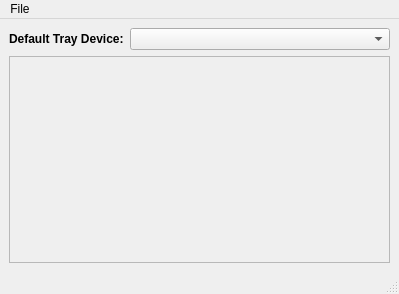
Qt form src-qt4/pc-mixer/MixerGUI.ui (trueos/pcbsd) before a commit.
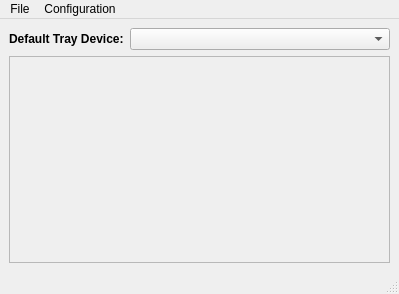
The same form after that commit. Icons and pictures are not drawn.

Commit message: Add new options to the pc-mixer GUI: Links to run pc-soundconfig, pavucontrol, paprefs. Also add some icons.

The edit to the form file:
```diff
--- a/src-qt4/pc-mixer/MixerGUI.ui
+++ b/src-qt4/pc-mixer/MixerGUI.ui
@@ -71,7 +71,17 @@
     <addaction name="separator"/>
     <addaction name="actionClose_Mixer_and_Tray"/>
    </widget>
+   <widget class="QMenu" name="menuConfiguration">
+    <property name="title">
+     <string>Configuration</string>
+    </property>
+    <addaction name="action_Change_Audio_Device"/>
+    <addaction name="separator"/>
+    <addaction name="action_PulseAudio_Mixer"/>
+    <addaction name="actionPulseAudio_Settings"/>
+   </widget>
    <addaction name="menuFile"/>
+   <addaction name="menuConfiguration"/>
   </widget>
   <widget class="QStatusBar" name="statusbar"/>
   <action name="actionClose_Mixer_and_Tray">
```
Left out of the diff: 36 changed lines with no effect on the pictures. The commit also changes 10 other files.
